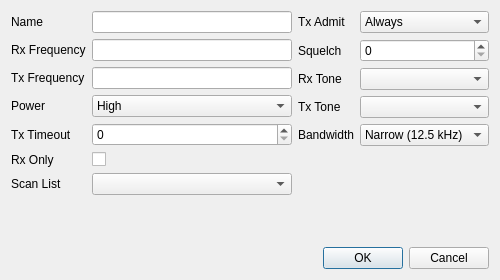
Above: src/analogchanneldialog.ui from hmatuschek/qdmr before the change. Below: the same form after it.
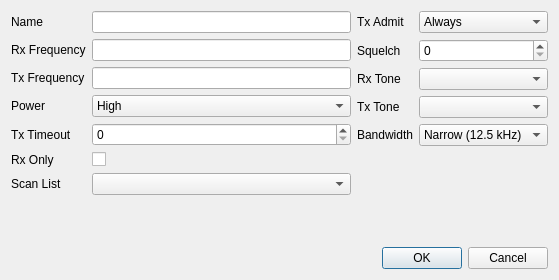
That is the form after the change.

Commit message: Implemented new power levels, fixed CSV reader/writer and GUI.

The edit to the form file:
```diff
--- a/src/analogchanneldialog.ui
+++ b/src/analogchanneldialog.ui
@@ -6,7 +6,7 @@
    <rect>
     <x>0</x>
     <y>0</y>
-    <width>445</width>
+    <width>559</width>
     <height>280</height>
    </rect>
   </property>
@@ -64,6 +64,17 @@
        </item>
        <item row="3" column="1">
         <widget class="QComboBox" name="power">
+         <property name="currentText">
+          <string>High</string>
+         </property>
+         <property name="currentIndex">
+          <number>1</number>
+         </property>
+         <item>
+          <property name="text">
+           <string>Max</string>
+          </property>
+         </item>
          <item>
           <property name="text">
            <string>High</string>
```
Left out of the diff: 10 changed lines with no effect on the pictures. The commit also changes 6 other files.
